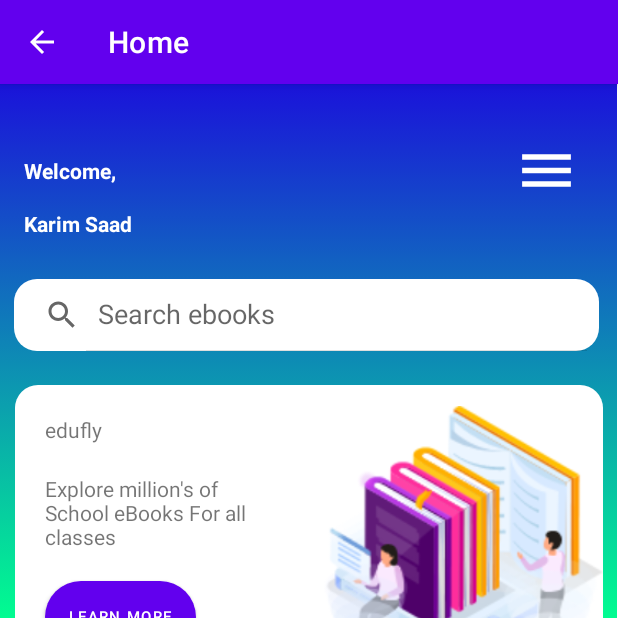
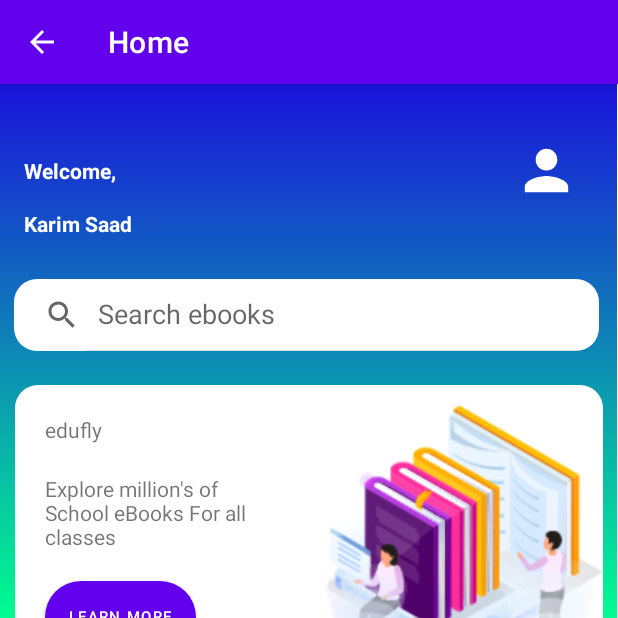
Before and after one commit to programmer-weeb/android-app, an Android app: the home screen opened directly, with no data from a screen before it, on a phone screen of 412 x 824 dp, the top half of it. Run offline under Robolectric (Android 15) with nearby library versions, the phone set to English and light mode, and no system bars.

Commit message:
change menu icon to profile icon

```diff
--- a/app/src/main/res/layout/activity_home.xml
+++ b/app/src/main/res/layout/activity_home.xml
@@ -51,7 +51,7 @@
         android:backgroundTint="#00FEFEFE"
         app:layout_constraintEnd_toEndOf="parent"
         app:layout_constraintTop_toTopOf="parent"
-        app:srcCompat="@drawable/white_menu" />
+        app:srcCompat="@drawable/profile_icon" />
 
     <android.widget.SearchView
         android:layout_width="390dp"
```
